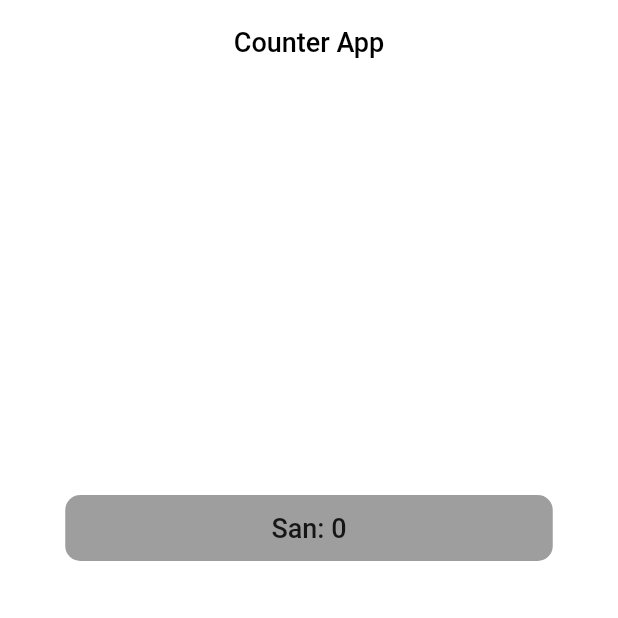
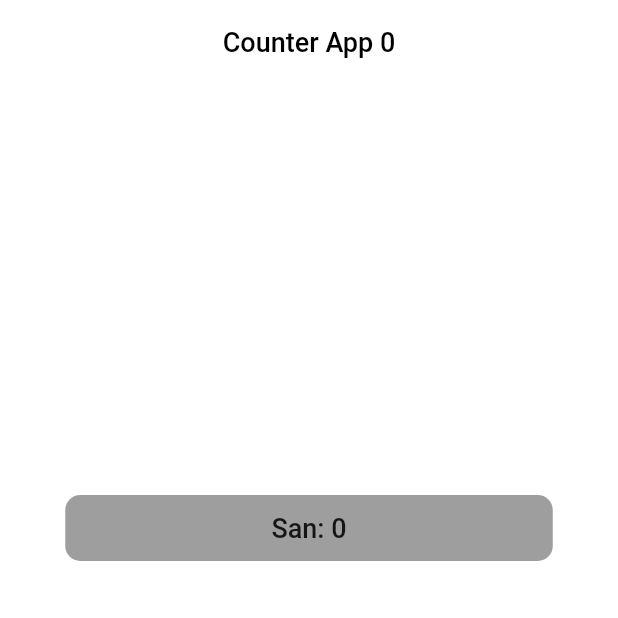
Before and after one commit to Aiganish/counter_2, a Flutter app: the screen it shows after launch, on a phone screen of 412 x 824 dp, the top half of it. Run offline on Flutter 3.47's test engine with Material 2 defaults, Android fonts, the phone set to English and light mode, and no system bars; our stand-ins replace get.

Commit message:
GetxCounter_app

```diff
--- /dev/null
+++ b/lib/first/first_controller.dart
@@ -0,0 +1,14 @@
+import 'package:get/get.dart';
+
+class FirstController extends GetxController {
+  Rx<int> number = 0.obs;
+  RxInt count = 0.obs;
+
+  String text = 'Men konstructorgo baram';
+
+  void kemit() => number.value = number.value - 1;
+
+  void kosh() {
+    number.value++;
+  }
+}
--- /dev/null
+++ b/lib/first/first_page.dart
@@ -0,0 +1,124 @@
+import 'dart:developer';
+import 'package:counter_2/first/first_controller.dart';
+import 'package:counter_2/second/second_page.dart';
+import 'package:flutter/material.dart';
+import 'package:get/get.dart';
+
+class FirstPage extends StatelessWidget {
+  FirstPage();
+
+  FirstController _firstController =
+      Get.put<FirstController>(FirstController());
+
+  @override
+  Widget build(BuildContext context) {
+    log('Build ====>${_firstController.count.value++}');
+    return Scaffold(
+      backgroundColor: Colors.white,
+      appBar: AppBar(
+        elevation: 0.0,
+        backgroundColor: Color(0xffffffff),
+        title: Center(
+          child: Obx(
+            () => Text(
+              'Counter App ${_firstController.number.value}',
+              style: TextStyle(
+                color: Colors.black,
+                fontSize: 18,
+                fontWeight: FontWeight.w500,
+              ),
+            ),
+          ),
+        ),
+      ),
+      body: Center(
+        child: Column(
+          mainAxisAlignment: MainAxisAlignment.center,
+          children: [
+            Container(
+              height: 44.0,
+              width: 325.0,
+              decoration: BoxDecoration(
+                color: Colors.grey,
+                borderRadius: BorderRadius.circular(10),
+              ),
+              child: Center(
+                child: Obx(
+                  () => Text(
+                    'San: ${_firstController.number.value}',
+                    style: TextStyle(
+                      fontSize: 18,
+                      fontWeight: FontWeight.w500,
+                    ),
+                  ),
+                ),
+              ),
+            ),
+            SizedBox(
+              height: 40,
+            ),
+            Row(
+              mainAxisAlignment: MainAxisAlignment.center,
+              children: [
+                GestureDetector(
+                  onTap: _firstController.kemit,
+                  child: Container(
+                    height: 60,
+                    width: 80,
+                    decoration: BoxDecoration(
+                      color: Colors.blue,
+                      borderRadius: BorderRadius.circular(12),
+                    ),
+                    child: Center(
+                      child: Text(
+                        '-',
+                        style: TextStyle(
+                          fontSize: 90,
+                          height: 0.7,
+                          color: Colors.white,
+                        ),
+                      ),
+                    ),
+                  ),
+                ),
+                SizedBox(
+                  width: 30,
+                ),
+                GestureDetector(
+                  onTap: _firstController.kosh,
+                  child: Container(
+                    height: 60,
+                    width: 80,
+                    decoration: BoxDecoration(
+                      color: Colors.blue,
+                      borderRadius: BorderRadius.circular(12),
+                    ),
+                    child: Center(
+                      child: Text(
+                        '+',
+                        style: TextStyle(
+                          fontSize: 60,
+                          height: 0.9,
+                          color: Colors.white,
+                        ),
+                      ),
+                    ),
+                  ),
+                ),
+              ],
+            ),
+            TextButton(
+              onPressed: () {
+                Get.to(() => SecondPage());
+              },
+              child: Icon(
+                Icons.skip_next,
+                size: 60,
+              ),
+            ),
+          ],
+        ),
+      ),
+    );
+  }
+}
--- a/lib/main.dart
+++ b/lib/main.dart
@@ -1,5 +1,6 @@
-import 'package:counter_2/second_page.dart';
 import 'package:flutter/material.dart';
+import 'package:get/get.dart';
+import 'first/first_page.dart';
 
 void main() {
   runApp(CounterApp());
@@ -11,145 +12,9 @@ class CounterApp extends StatelessWidget {
   String title = 'Counter App';
   @override
   Widget build(BuildContext context) {
-    return MaterialApp(
+    return GetMaterialApp(
       debugShowCheckedModeBanner: false,
-      home: HomePage(),
+      home: FirstPage(),
     );
   }
 }
-
-// final Adam adam = Adam();
-class HomePage extends StatefulWidget {
-  const HomePage();
-
-  @override
-  State<HomePage> createState() => _HomePageState();
-}
-
-class _HomePageState extends State<HomePage> {
-  int number = 0;
-  String text = 'Men konstructorgo baram';
-
-  void kosh() {
-    setState(() {
-      number = number + 1;
-    });
-  }
-
-  void kemit() {
-    setState(() {});
-    number = number - 1;
-  }
-
-  @override
-  Widget build(BuildContext context) {
-    return Scaffold(
-      backgroundColor: Colors.white,
-      appBar: AppBar(
-        elevation: 0.0,
-        backgroundColor: Color(0xffffffff),
-        title: Center(
-          child: Text(
-            'Counter App',
-            style: TextStyle(
-              color: Colors.black,
-              fontSize: 18,
-              fontWeight: FontWeight.w500,
-            ),
-          ),
-        ),
-      ),
-      body: Center(
-        child: Column(
-          mainAxisAlignment: MainAxisAlignment.center,
-          children: [
-            Container(
-              height: 44.0,
-              width: 325.0,
-              decoration: BoxDecoration(
-                color: Colors.grey,
-                borderRadius: BorderRadius.circular(10),
-              ),
-              child: Center(
-                child: Text(
-                  'San: $number',
-                  style: TextStyle(
-                    fontSize: 18,
-                    fontWeight: FontWeight.w500,
-                  ),
-                ),
-              ),
-            ),
-            SizedBox(
-              height: 40,
-            ),
-            Row(
-              mainAxisAlignment: MainAxisAlignment.center,
-              children: [
-                GestureDetector(
-                  onTap: kosh,
-                  child: Container(
-                    height: 60,
-                    width: 80,
-                    decoration: BoxDecoration(
-                      color: Colors.blue,
-                      borderRadius: BorderRadius.circular(12),
-                    ),
-                    child: Center(
-                      child: Text(
-                        '-',
-                        style: TextStyle(
-                          fontSize: 90,
-                          height: 0.7,
-                          color: Colors.white,
-                        ),
-                      ),
-                    ),
-                  ),
-                ),
-                SizedBox(
-                  width: 30,
-                ),
-                GestureDetector(
-                  onTap: kemit,
-                  child: Container(
-                    height: 60,
-                    width: 80,
-                    decoration: BoxDecoration(
-                      color: Colors.blue,
-                      borderRadius: BorderRadius.circular(12),
-                    ),
-                    child: Center(
-                      child: Text(
-                        '+',
-                        style: TextStyle(
-                          fontSize: 60,
-                          height: 0.9,
-                          color: Colors.white,
-                        ),
-                      ),
-                    ),
-                  ),
-                ),
-              ],
-            ),
-            TextButton(
-              onPressed: () {
-                Navigator.push(context, MaterialPageRoute(builder: (context) {
-                  return SecondPage(
-                    sanAlipKel: number,
-                    magaTextKelcin: text,
-                  );
-                }));
-              },
-              child: Icon(
-                Icons.skip_next,
-                size: 60,
-              ),
-            ),
-          ],
-        ),
-      ),
-    );
-  }
-}
```
Also changed, not shown: lib/second/second_page.dart (renamed from lib/second_page.dart, +11 -9 lines), pubspec.yaml (+2 -51 lines), pubspec.lock.
